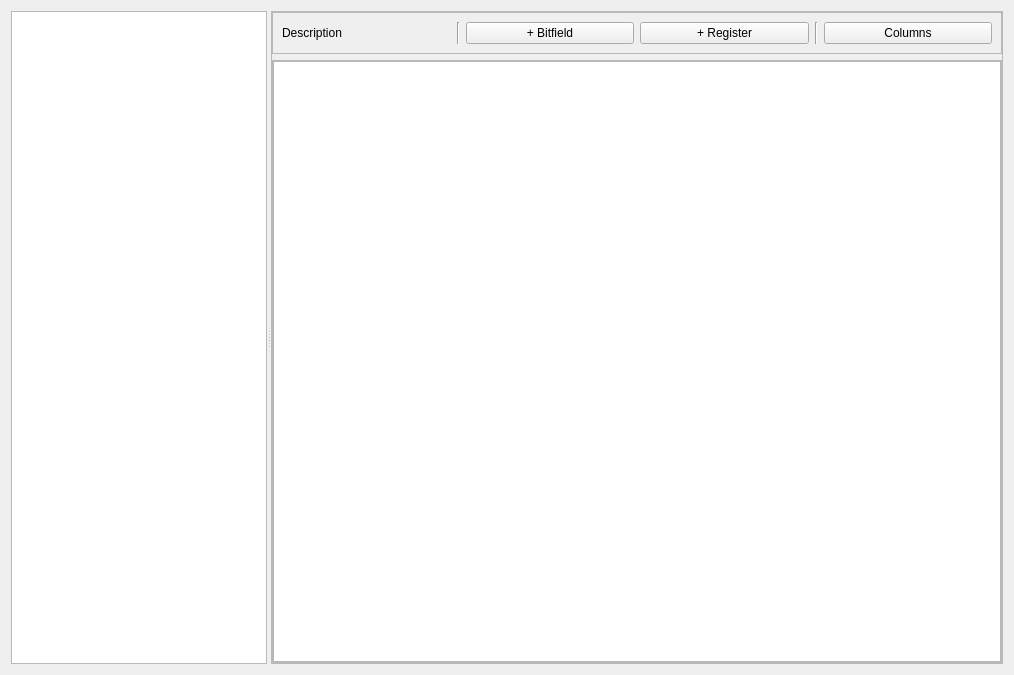
This is ui/Module.ui in ShengbingZhou/register as Qt 5 draws it before an edit. The edited form follows.
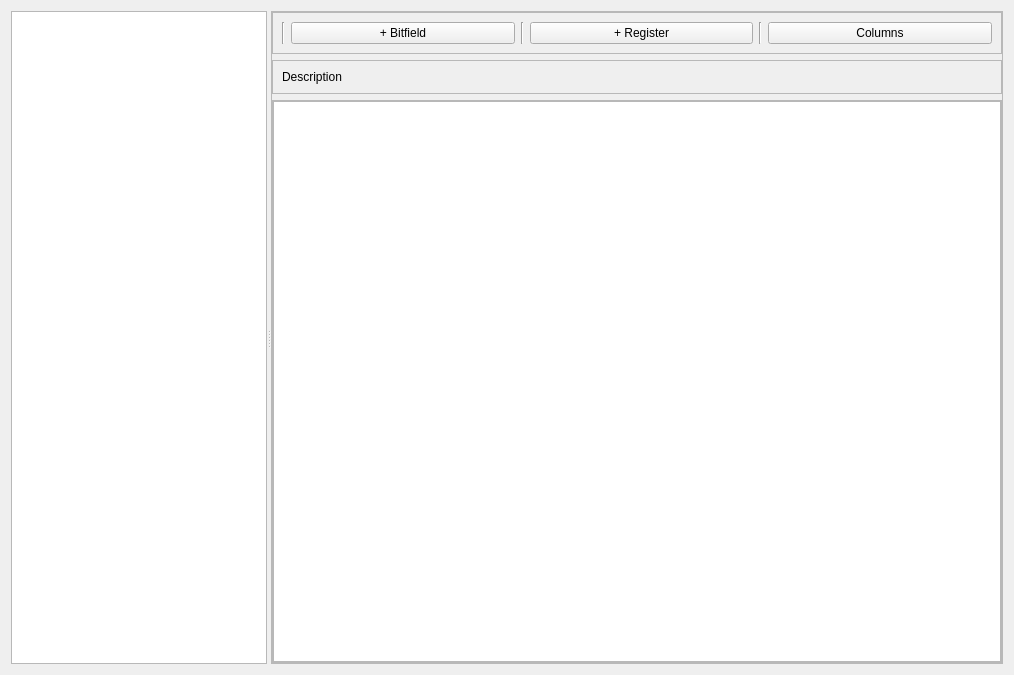
This is the edited form.

Diff of the .ui file:
```diff
--- a/ui/Module.ui
+++ b/ui/Module.ui
@@ -61,13 +61,6 @@
           <number>0</number>
          </property>
          <layout class="QHBoxLayout" name="horizontalLayout">
-          <item>
-           <widget class="QLabel" name="labelDescription">
-            <property name="text">
-             <string>Description</string>
-            </property>
-           </widget>
-          </item>
           <item>
            <widget class="Line" name="line">
             <property name="orientation">
@@ -82,6 +75,13 @@
             </property>
            </widget>
           </item>
+          <item>
+           <widget class="Line" name="line_3">
+            <property name="orientation">
+             <enum>Qt::Vertical</enum>
+            </property>
+           </widget>
+          </item>
           <item>
            <widget class="QPushButton" name="pbAddReg">
             <property name="text">
@@ -106,6 +106,25 @@
          </layout>
         </widget>
        </item>
+       <item>
+        <widget class="QFrame" name="frame_4">
+         <property name="frameShape">
+          <enum>QFrame::StyledPanel</enum>
+         </property>
+         <property name="frameShadow">
+          <enum>QFrame::Raised</enum>
+         </property>
+         <layout class="QHBoxLayout" name="horizontalLayout_2">
+          <item>
+           <widget class="QLabel" name="labelDescription">
+            <property name="text">
+             <string>Description</string>
+            </property>
+           </widget>
+          </item>
+         </layout>
+        </widget>
+       </item>
        <item>
         <widget class="QFrame" name="frame_3">
          <property name="frameShape">
@@ -130,7 +149,7 @@
           <property name="bottomMargin">
            <number>0</number>
           </property>
-          <item row="0" column="0">
+          <item row="1" column="0">
            <widget class="QTableView" name="tableView"/>
           </item>
          </layout>
```
